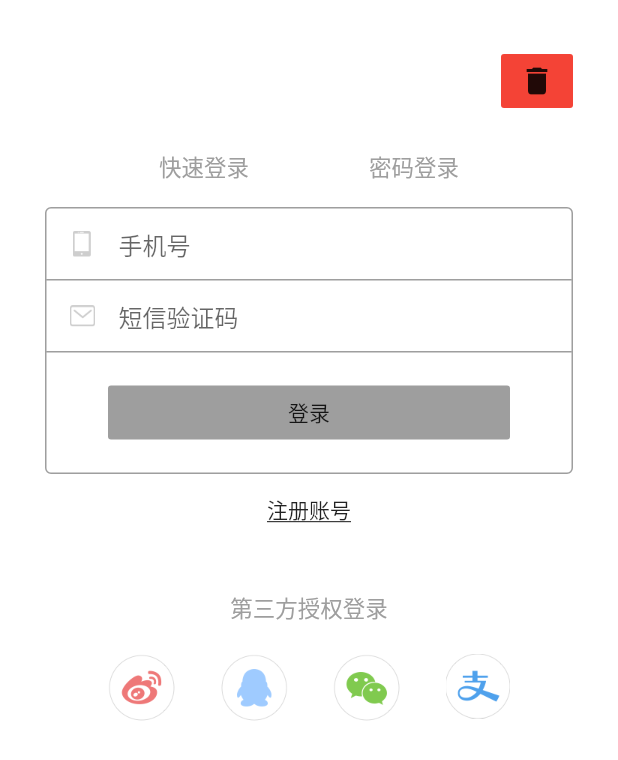
After one commit to yyydddzzz/ymatou_demo, a Flutter app: the YMTLoginPage screen opened by its route, on a phone screen of 412 x 824 dp. The commit adds this screen. Shown: the top 760 px of the screen. Run offline on Flutter 3.47's test engine with Material 2 defaults, Android fonts, the light colour scheme and no system bars; our stand-ins replace bloc, device_info, dio, equatable, flutter_bloc, flutter_swiper; network calls fail.

Commit message:
登录页面

```diff
--- a/lib/common/bottom_tab_bar/widgets/ymt_bottom_tab_bar.dart
+++ b/lib/common/bottom_tab_bar/widgets/ymt_bottom_tab_bar.dart
@@ -20,7 +20,6 @@ class _YMTBottomTabBarState extends State<YMTBottomTabBar> with AutomaticKeepAli
   @override
   void initState() {
     super.initState();
-    print('YMTHomePage');
     // Future.delayed(Duration(milliseconds: 100)).then((value) {
     //   Overlay.of(context).insert(_overlay);
     // });
@@ -28,7 +27,7 @@ class _YMTBottomTabBarState extends State<YMTBottomTabBar> with AutomaticKeepAli
 
   @override
   void dispose() {
-    _overlay.remove();
+    // _overlay.remove();
     super.dispose();
   }
 
--- a/lib/common/ymt_asset_path.dart
+++ b/lib/common/ymt_asset_path.dart
@@ -22,3 +22,15 @@ const String home_newbie_welfare_icon3 = 'assets/home_newbie_welfare/home_newbie
 
 //
 const String arrow_right = 'assets/home_body/arrow_right_20x20.png';
+
+//
+const String ic_mobile = 'assets/user_login/ic_mobile.png';
+const String ic_message = 'assets/user_login/ic_message.png';
+const String login_user = 'assets/user_login/login_user.png';
+const String login_pass = 'assets/user_login/login_pass.png';
+const String ymt_one_key_login_icon = 'assets/user_login/ymt_one_key_login_icon.png';
+const String ic_login_indicator = 'assets/user_login/ic_login_indicator.png';
+const String login_sina = 'assets/user_login/login_sina.png';
+const String login_qq = 'assets/user_login/login_qq.png';
+const String login_weixin = 'assets/user_login/login_weixin.png';
+const String login_ali = 'assets/user_login/login_ali.png';
--- a/lib/common/ymt_routes.dart
+++ b/lib/common/ymt_routes.dart
@@ -4,6 +4,7 @@ import 'package:ymatou/common/bottom_tab_bar/widgets/ymt_bottom_tab_bar.dart';
 import 'package:ymatou/home/pages/ymt_home_page.dart';
 import 'package:ymatou/htq/pages/ymt_htq_page.dart';
 import 'package:ymatou/live/pages/ymt_live_page.dart';
+import 'package:ymatou/my/pages/ymt_login_page.dart';
 import 'package:ymatou/my/pages/ymt_my_page.dart';
 
 Map<String, Widget Function(BuildContext)> routes = {
@@ -13,4 +14,5 @@ Map<String, Widget Function(BuildContext)> routes = {
   '/live': (context) => YMTLivePage(),
   '/my': (context) => YMTMyPage(),
   '/cart': (context) => YMTCartPage(),
+  '/home/login': (context) => YMTLoginPage(),
 };
--- a/lib/home/pages/ymt_home_page.dart
+++ b/lib/home/pages/ymt_home_page.dart
@@ -102,7 +102,7 @@ class _YMTHomePageState extends State<YMTHomePage> {
                                 leading: FlatButton(
                                   child: Image.asset(ic_home_white_classify, color: Color.lerp(Colors.white, Colors.black, snapshot.data)),
                                   onPressed: () {
-
+                                    Navigator.of(context).pushNamed('/home/login');
                                   },
                                 ),
                                 actions: <Widget>[
--- /dev/null
+++ b/lib/my/pages/ymt_login_page.dart
@@ -0,0 +1,127 @@
+import 'package:flutter/material.dart';
+import '../../common/ymt_asset_path.dart';
+import '../../common/ymt_text_style.dart';
+
+class YMTLoginPage extends StatelessWidget {
+  @override
+  Widget build(BuildContext context) {
+    return Scaffold(
+      body: Stack(
+        children: <Widget>[
+          Container(
+            width: double.infinity,
+            padding: EdgeInsets.only(top: 100),
+            color: Colors.white,
+            child: Column(
+              children: <Widget>[
+                Wrap(
+                  spacing: 80,
+                  children: <Widget>[
+                    GestureDetector(
+                      onTap: () {},
+                      child: Text(
+                        '快速登录',
+                        style: TextStyle(
+                          color: Colors.grey,
+                          decoration: TextDecoration.none,
+                          fontSize: 15,
+                          fontWeight: FontWeight.normal
+                        ),
+                      ),
+                    ),
+                    GestureDetector(
+                      onTap: () {},
+                      child: Text(
+                        '密码登录',
+                        style: TextStyle(
+                          color: Colors.grey,
+                          decoration: TextDecoration.none,
+                          fontSize: 15,
+                          fontWeight: FontWeight.normal
+                        ),
+                      ),
+                    ),
+                  ],
+                ),
+                SizedBox(height: 16,),
+                Container(
+                  width: MediaQuery.of(context).size.width - 60,
+                  decoration: BoxDecoration(
+                    borderRadius: BorderRadius.all(Radius.circular(4.0)),
+                    border: Border.all(width: 1, color: Colors.grey),
+                  ),
+                  child: Column(
+                    children: <Widget>[
+                      TextField(
+                        decoration: InputDecoration(
+                          prefixIcon: Image.asset(ic_mobile, height: 25, width: 25),
+                          hintText: '手机号',
+                        ),
+                      ),
+                      TextField(
+                        decoration: InputDecoration(
+                          prefixIcon: Image.asset(ic_message, height: 25, width: 25),
+                          hintText: '短信验证码',
+                        ),
+                      ),
+                      Container(
+                        width: 300,
+                        padding: EdgeInsets.all(16),
+                        child: FlatButton(
+                          color: Colors.grey,
+                          onPressed: () {},
+                          child: Text(
+                            '登录',
+
+                          ),
+                        ),
+                      )
+                    ],
+                  ),
+                ),
+                FlatButton(
+                  onPressed: () {},
+                  child: Text(
+                    '注册账号',
+                    style: TextStyle(
+                      decoration: TextDecoration.underline
+                    ),
+                  ),
+                ),
+                SizedBox(height: 30,),
+                Text(
+                  '第三方授权登录',
+                  style: TextStyle(
+                    color: Colors.grey,
+                    decoration: TextDecoration.none,
+                    fontSize: 15,
+                    fontWeight: FontWeight.normal
+                  ),
+                ),
+                SizedBox(height: 20,),
+                Wrap(
+                  spacing: 30,
+                  children: <Widget>[
+                    Image.asset(login_sina),
+                    Image.asset(login_qq),
+                    Image.asset(login_weixin),
+                    Image.asset(login_ali),
+                  ],
+                )
+              ],
+            ),
+          ),
+          Positioned(
+            top: 30,
+            right: 30,
+            child: FlatButton(
+              color: Colors.red,
+              onPressed: () {},
+              child: Icon(Icons.delete),
+            ),
+          ),
+        ],
+      ),
+    );
+  }
+}
```
Also changed, not shown: pubspec.yaml (+11 -0 lines), assets/user_login/2.0x/ic_message.png (added), assets/user_login/2.0x/ic_mobile.png (added), assets/user_login/2.0x/login_ali.png (added), assets/user_login/2.0x/login_pass.png (added), assets/user_login/2.0x/login_qq.png (added), assets/user_login/2.0x/login_sina.png (added), assets/user_login/2.0x/login_user.png (added), assets/user_login/2.0x/login_weixin.png (added), assets/user_login/ic_login_indicator.png (added), assets/user_login/ymt_one_key_login_icon.png (added).
